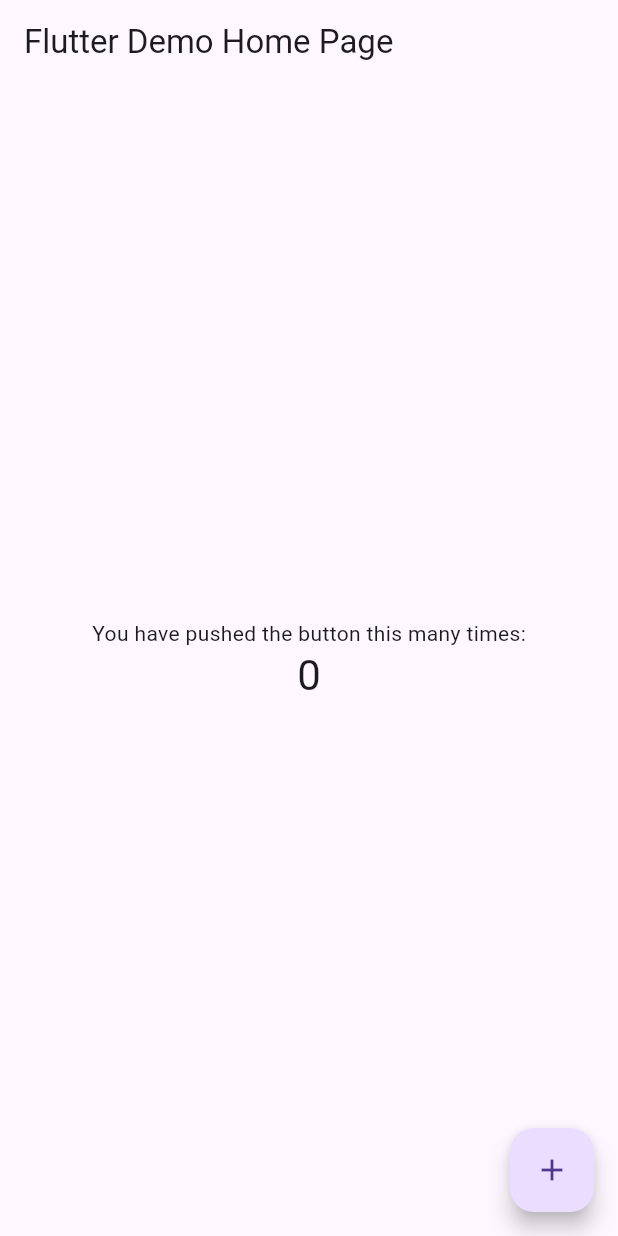
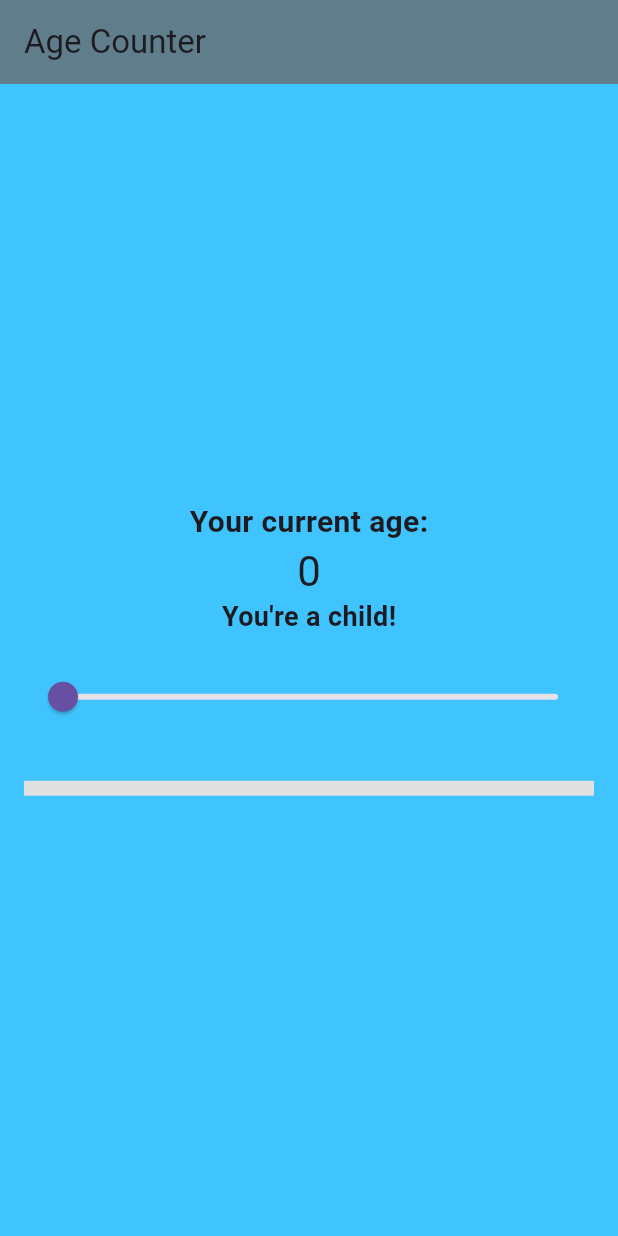
Before and after one commit to Gregory-Vaughan/ica6, a Flutter app: the screen it shows after launch, on a phone screen of 412 x 824 dp. Run offline on Flutter 3.47's test engine with Material 3 defaults, Android fonts, the phone set to English and light mode, and no system bars; missing offline and left inert: window_size.

Commit message:
This is what I could do before my stuff started acting up.

```diff
--- a/lib/main.dart
+++ b/lib/main.dart
@@ -3,58 +3,43 @@ import 'package:flutter/foundation.dart' show kIsWeb;
 import 'package:flutter/material.dart';
 import 'package:provider/provider.dart';
 import 'package:window_size/window_size.dart';
+
 void main() {
   setupWindow();
-runApp(
-// Provide the model to all widgets within the app. We're using
-// ChangeNotifierProvider because that's a simple way to rebuild
-// widgets when a model changes. We could also just use
-// Provider, but then we would have to listen to Counter ourselves.
-//
-// Read Provider's docs to learn about all the available providers.
-ChangeNotifierProvider(
-// Initialize the model in the builder. That way, Provider
-// can own Counter's lifecycle, making sure to call `dispose`
-// when not needed anymore.
+  runApp(ChangeNotifierProvider(
     create: (context) => Counter(),
     child: const MyApp(),
-),
-);
+  ));
 }
+
 const double windowWidth = 360;
 const double windowHeight = 640;
+
 void setupWindow() {
   if (!kIsWeb && (Platform.isWindows || Platform.isLinux || Platform.isMacOS)) {
     WidgetsFlutterBinding.ensureInitialized();
-setWindowTitle('Provider Counter');
+    setWindowTitle('Age Counter');
     setWindowMinSize(const Size(windowWidth, windowHeight));
     setWindowMaxSize(const Size(windowWidth, windowHeight));
-getCurrentScreen().then((screen) {
-setWindowFrame(Rect.fromCenter(
-center: screen!.frame.center,
-width: windowWidth,
-height: windowHeight,
-));
-});
   }
 }
-/// Simplest possible model, with just one field.
-///
-/// [ChangeNotifier] is a class in `flutter:foundation`. [Counter] does
-/// _not_ depend on Provider.
+
 class Counter with ChangeNotifier {
-int value = 0;
-void increment() {
-value += 1;
+  int age = 0;
+
+  void setAge(double newAge) {
+    age = newAge.toInt();
     notifyListeners();
   }
 }
+
 class MyApp extends StatelessWidget {
   const MyApp({super.key});
+
   @override
   Widget build(BuildContext context) {
     return MaterialApp(
-title: 'Flutter Demo',
+      title: 'Age Counter',
       theme: ThemeData(
         primarySwatch: Colors.blue,
         useMaterial3: true,
@@ -63,55 +48,78 @@ home: const MyHomePage(),
     );
   }
 }
+
 class MyHomePage extends StatelessWidget {
   const MyHomePage({super.key});
+
+  Color getBackgroundColor(int age) {
+    if (age <= 12) return Colors.lightBlueAccent;
+    return Colors.redAccent;
+  }
+
+  String getMilestoneMessage(int age) {
+    if (age <= 12) return "You're a child!";
+    return "Golden years!";
+  }
+
+  Color getProgressBarColor(int age) {
+    if (age <= 50) return Colors.green;
+    return Colors.red;
+  }
+
   @override
   Widget build(BuildContext context) {
+    return Consumer<Counter>(
+      builder: (context, counter, child) {
         return Scaffold(
+          backgroundColor: getBackgroundColor(counter.age),
           appBar: AppBar(
-title: const Text('Flutter Demo Home Page'),
+            title: const Text('Age Counter'),
+            backgroundColor: Colors.blueGrey,
           ),
-body: Center(
-child: Column(
+          body: Column(
             mainAxisAlignment: MainAxisAlignment.center,
             children: [
-const Text('You have pushed the button this many times:'),
-// Consumer looks for an ancestor Provider widget
-// and retrieves its model (Counter, in this case).
-// Then it uses that model to build widgets, and will trigger
-// rebuilds if the model is updated.
-Consumer<Counter>(
-builder: (context, counter, child) => Text(
-'${counter.value}',
+              const Text(
+                'Your current age:',
+                style: TextStyle(fontSize: 20, fontWeight: FontWeight.bold),
+              ),
+              Text(
+                '${counter.age}',
                 style: Theme.of(context).textTheme.headlineMedium,
+              ),
+              Text(
+                getMilestoneMessage(counter.age),
+                style: const TextStyle(fontSize: 18, fontWeight: FontWeight.w600),
+              ),
+              Padding(
+                padding: const EdgeInsets.all(16.0),
+                child: Slider(
+                  value: counter.age.toDouble(),
+                  min: 0,
+                  max: 99,
+                  divisions: 99,
+                  label: '${counter.age}',
+                  onChanged: (value) {
+                    counter.setAge(value);
+                  },
+                ),
+              ),
+              Padding(
+                padding: const EdgeInsets.all(16.0),
+                child: LinearProgressIndicator(
+                  value: counter.age / 99,
+                  backgroundColor: Colors.grey.shade300,
+                  valueColor: AlwaysStoppedAnimation<Color>(
+                    getProgressBarColor(counter.age),
+                  ),
+                  minHeight: 10,
                 ),
               ),
             ],
           ),
-),
-floatingActionButton: FloatingActionButton(
-onPressed: () {
-// You can access your providers anywhere you have access
-// to the context. One way is to use Provider.of<Counter>(context).
-// The provider package also defines extension methods on the context
-// itself. You can call context.watch<Counter>() in a build method
-// of any widget to access the current state of Counter, and to ask
-// Flutter to rebuild your widget anytime Counter changes.
-//
-// You can't use context.watch() outside build methods, because that
-// often leads to subtle bugs. Instead, you should use
-// context.read<Counter>(), which gets the current state
-// but doesn't ask Flutter for future rebuilds.
-//
-// Since we're in a callback that will be called whenever the user
-// taps the FloatingActionButton, we are not in the build method here.
-// We should use context.read().
-var counter = context.read<Counter>();
-counter.increment();
+        );
       },
-tooltip: 'Increment',
-child: const Icon(Icons.add),
-),
     );
   }
 }
```
Lines whose indentation alone changed are shown as unchanged.
